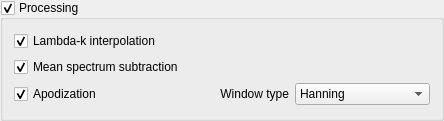
Old version of the form src/main/resources/windows/ui/ProcessingGroupBox.ui in the repository sstucker/OCTview.
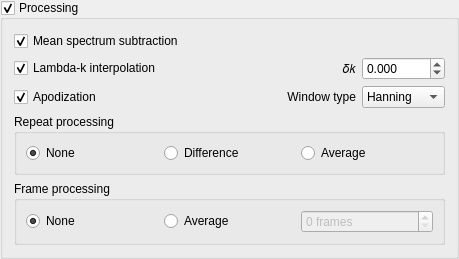
New version of the form.

What changed in the file:
```diff
--- a/src/main/resources/windows/ui/ProcessingGroupBox.ui
+++ b/src/main/resources/windows/ui/ProcessingGroupBox.ui
@@ -6,8 +6,8 @@
    <rect>
     <x>0</x>
     <y>0</y>
-    <width>444</width>
-    <height>121</height>
+    <width>459</width>
+    <height>213</height>
    </rect>
   </property>
   <property name="toolTip">
@@ -20,7 +20,62 @@
    <bool>true</bool>
   </property>
   <layout class="QGridLayout" name="gridLayout">
-   <item row="0" column="0" colspan="2">
+   <item row="3" column="0">
+    <widget class="QCheckBox" name="checkApodization">
+     <property name="toolTip">
+      <string>If checked, spectra will be DC-subtracted and then multiplied by a window function</string>
+     </property>
+     <property name="text">
+      <string>Apodization</string>
+     </property>
+     <property name="checked">
+      <bool>true</bool>
+     </property>
+    </widget>
+   </item>
+   <item row="0" column="0">
+    <widget class="QCheckBox" name="checkMeanSpectrumSubtraction">
+     <property name="text">
+      <string>Mean spectrum subtraction</string>
+     </property>
+     <property name="checked">
+      <bool>true</bool>
+     </property>
+    </widget>
+   </item>
+   <item row="1" column="3">
+    <widget class="QDoubleSpinBox" name="spinInterpDk">
+     <property name="layoutDirection">
+      <enum>Qt::LeftToRight</enum>
+     </property>
+     <property name="decimals">
+      <number>3</number>
+     </property>
+     <property name="minimum">
+      <double>-10.000000000000000</double>
+     </property>
+     <property name="maximum">
+      <double>10.000000000000000</double>
+     </property>
+     <property name="singleStep">
+      <double>0.001000000000000</double>
+     </property>
+    </widget>
+   </item>
+   <item row="1" column="2">
+    <widget class="QLabel" name="labelInterpDk">
+     <property name="layoutDirection">
+      <enum>Qt::RightToLeft</enum>
+     </property>
+     <property name="text">
+      <string>𝛿𝑘</string>
+     </property>
+     <property name="alignment">
+      <set>Qt::AlignRight|Qt::AlignTrailing|Qt::AlignVCenter</set>
+     </property>
+    </widget>
+   </item>
+   <item row="1" column="0" colspan="2">
     <widget class="QCheckBox" name="checkInterpolation">
      <property name="toolTip">
       <string>If true, linear-in-wavenumber values are interpolated (1st order) from linear-in-wavelength spectra</string>
@@ -36,43 +91,7 @@
      </property>
     </widget>
    </item>
-   <item row="1" column="0" colspan="2">
-    <widget class="QCheckBox" name="checkMeanSpectrumSubtraction">
-     <property name="text">
-      <string>Mean spectrum subtraction</string>
-     </property>
-     <property name="checked">
-      <bool>true</bool>
-     </property>
-    </widget>
-   </item>
-   <item row="2" column="0">
-    <widget class="QCheckBox" name="checkApodization">
-     <property name="toolTip">
-      <string>If checked, spectra will be DC-subtracted and then multiplied by a window function</string>
-     </property>
-     <property name="text">
-      <string>Apodization</string>
-     </property>
-     <property name="checked">
-      <bool>true</bool>
-     </property>
-    </widget>
-   </item>
-   <item row="2" column="1">
-    <widget class="QLabel" name="labelWindowType">
-     <property name="toolTip">
-      <string>The type of window used to apodize the A-line spectra prior to FFT</string>
-     </property>
-     <property name="text">
-      <string>Window type</string>
-     </property>
-     <property name="alignment">
-      <set>Qt::AlignRight|Qt::AlignTrailing|Qt::AlignVCenter</set>
-     </property>
-    </widget>
-   </item>
-   <item row="2" column="2">
+   <item row="3" column="3">
     <widget class="QComboBox" name="comboApodization">
      <property name="toolTip">
       <string>The type of window used to apodize the A-line spectra prior to FFT</string>
@@ -89,6 +108,97 @@
      </item>
     </widget>
    </item>
+   <item row="3" column="2">
+    <widget class="QLabel" name="labelApodization">
+     <property name="text">
+      <string>Window type</string>
+     </property>
+     <property name="alignment">
+      <set>Qt::AlignRight|Qt::AlignTrailing|Qt::AlignVCenter</set>
+     </property>
+    </widget>
+   </item>
+   <item row="4" column="0" colspan="4">
+    <widget class="QGroupBox" name="groupRepeatProcessing">
+     <property name="title">
+      <string>Repeat processing</string>
+     </property>
+     <layout class="QHBoxLayout" name="horizontalLayout">
+      <item>
+       <widget class="QRadioButton" name="radioRepeatNone">
+        <property name="text">
+         <string>None</string>
+        </property>
+        <property name="checked">
+         <bool>true</bool>
+        </property>
+       </widget>
+      </item>
+      <item>
+       <widget class="QRadioButton" name="radioRepeatDifference">
+        <property name="enabled">
+         <bool>true</bool>
+        </property>
+        <property name="text">
+         <string>Difference</string>
+        </property>
+       </widget>
+      </item>
+      <item>
+       <widget class="QRadioButton" name="radioRepeatAverage">
+        <property name="enabled">
+         <bool>true</bool>
+        </property>
+        <property name="text">
+         <string>Average</string>
+        </property>
+       </widget>
+      </item>
+     </layout>
+    </widget>
+   </item>
+   <item row="5" column="0" colspan="4">
+    <widget class="QGroupBox" name="groupFrameProcessing">
+     <property name="title">
+      <string>Frame processing</string>
+     </property>
+     <property name="checkable">
+      <bool>false</bool>
+     </property>
+     <property name="checked">
+      <bool>false</bool>
+     </property>
+     <layout class="QHBoxLayout" name="horizontalLayout_2">
+      <item>
+       <widget class="QRadioButton" name="radioFrameNone">
+        <property name="text">
+         <string>None</string>
+        </property>
+        <property name="checked">
+         <bool>true</bool>
+        </property>
+       </widget>
+      </item>
+      <item>
+       <widget class="QRadioButton" name="radioFrameAverage">
+        <property name="text">
+         <string>Average</string>
+        </property>
+       </widget>
+      </item>
+      <item>
+       <widget class="QSpinBox" name="spinFrameAverage">
+        <property name="enabled">
+         <bool>false</bool>
+        </property>
+        <property name="suffix">
+         <string> frames</string>
+        </property>
+       </widget>
+      </item>
+     </layout>
+    </widget>
+   </item>
   </layout>
  </widget>
  <resources/>
```
Left out of the diff: 3 changed lines with no effect on the pictures.
